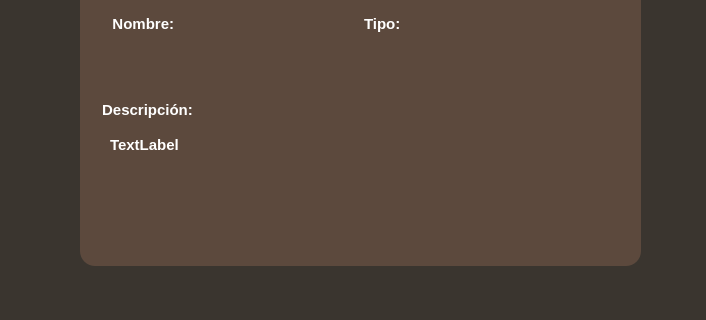
First picture: the form in inspeccionar_recursos.ui, repository julinavas14/trabajo_programacion_sql, before the edit; both pictures show x 0 to 706 and y 215 to 535 of the 706 by 535 pixel window.
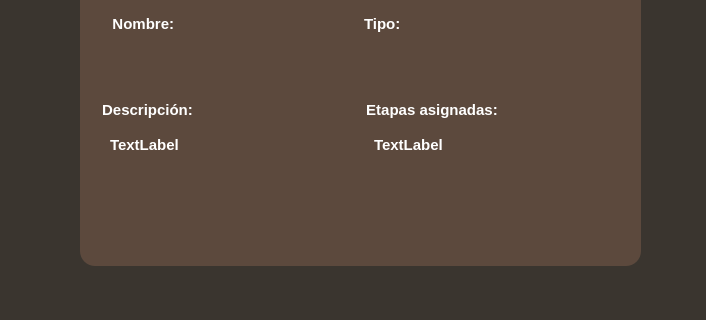
Second picture: the form after the edit.

Diff of the .ui file:
```diff
--- a/inspeccionar_recursos.ui
+++ b/inspeccionar_recursos.ui
@@ -50,29 +50,6 @@
      </rect>
     </property>
     <layout class="QGridLayout" name="gridins">
-     <item row="4" column="0" colspan="2">
-      <widget class="QGroupBox" name="qdesc">
-       <property name="styleSheet">
-        <string notr="true">font-size: 15px;</string>
-       </property>
-       <property name="title">
-        <string>Descripción:</string>
-       </property>
-       <widget class="QLabel" name="LDesc">
-        <property name="geometry">
-         <rect>
-          <x>10</x>
-          <y>20</y>
-          <width>481</width>
-          <height>51</height>
-         </rect>
-        </property>
-        <property name="text">
-         <string>TextLabel</string>
-        </property>
-       </widget>
-      </widget>
-     </item>
      <item row="0" column="0">
       <widget class="QLabel" name="LNombre">
        <property name="styleSheet">
@@ -96,6 +73,52 @@
        </property>
       </widget>
      </item>
+     <item row="4" column="0">
+      <widget class="QGroupBox" name="qdesc">
+       <property name="styleSheet">
+        <string notr="true">font-size: 15px;</string>
+       </property>
+       <property name="title">
+        <string>Descripción:</string>
+       </property>
+       <widget class="QLabel" name="LDesc">
+        <property name="geometry">
+         <rect>
+          <x>10</x>
+          <y>20</y>
+          <width>241</width>
+          <height>51</height>
+         </rect>
+        </property>
+        <property name="text">
+         <string>TextLabel</string>
+        </property>
+       </widget>
+      </widget>
+     </item>
+     <item row="4" column="1">
+      <widget class="QGroupBox" name="groupBox">
+       <property name="styleSheet">
+        <string notr="true">font-size: 15px;</string>
+       </property>
+       <property name="title">
+        <string>Etapas asignadas:</string>
+       </property>
+       <widget class="QLabel" name="LEtapas">
+        <property name="geometry">
+         <rect>
+          <x>10</x>
+          <y>30</y>
+          <width>231</width>
+          <height>31</height>
+         </rect>
+        </property>
+        <property name="text">
+         <string>TextLabel</string>
+        </property>
+       </widget>
+      </widget>
+     </item>
     </layout>
    </widget>
   </widget>
```
